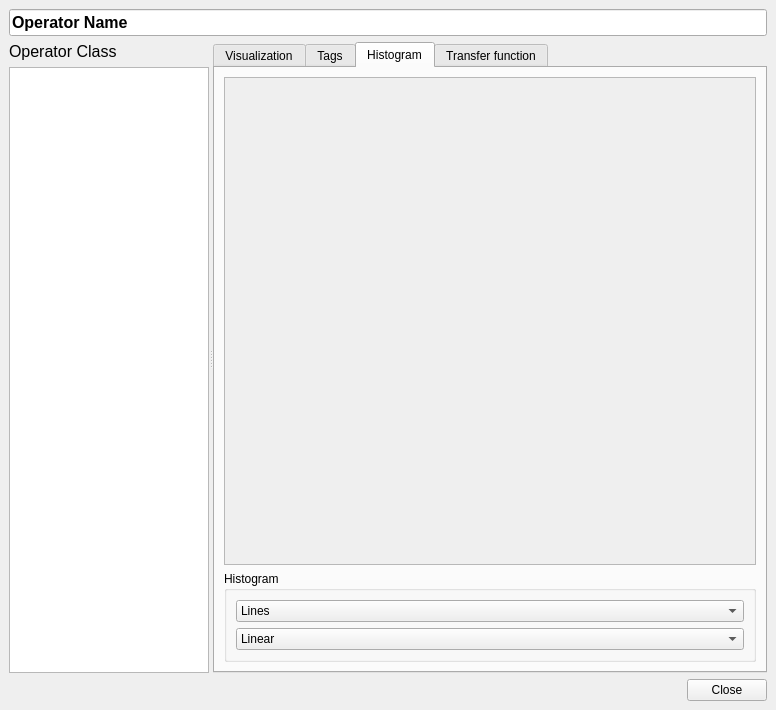
Old version of the form ui/visualization.ui in the repository ploki/darkflow.
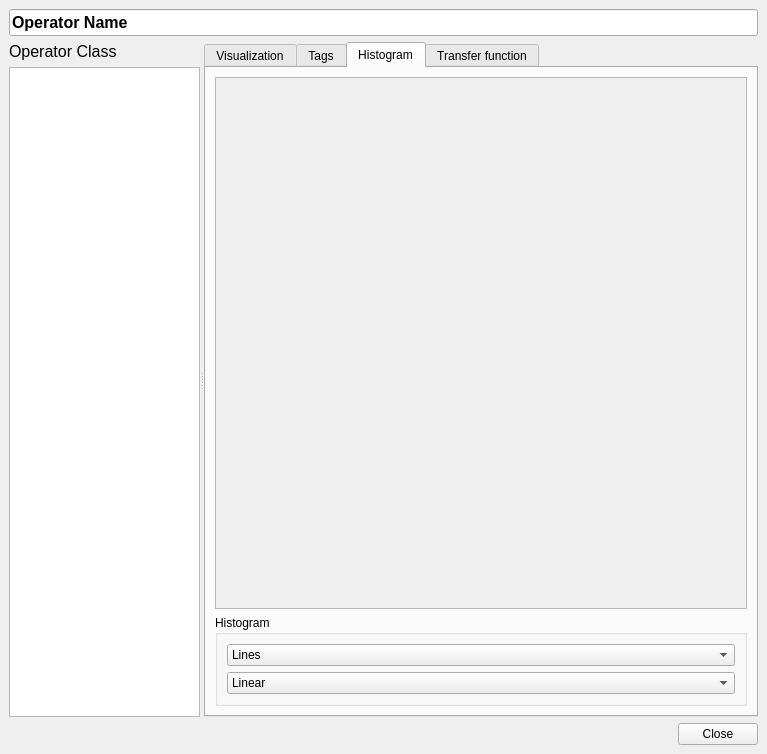
New version of the form. The open tabs and pages were chosen to show the change.

```diff
--- a/ui/visualization.ui
+++ b/ui/visualization.ui
@@ -6,8 +6,8 @@
    <rect>
     <x>0</x>
     <y>0</y>
-    <width>776</width>
-    <height>710</height>
+    <width>767</width>
+    <height>754</height>
    </rect>
   </property>
   <property name="windowTitle">
@@ -465,6 +465,18 @@
            <layout class="QVBoxLayout" name="verticalLayout_6">
             <item>
              <widget class="QScrollArea" name="scrollArea_2">
+              <property name="minimumSize">
+               <size>
+                <width>512</width>
+                <height>512</height>
+               </size>
+              </property>
+              <property name="verticalScrollBarPolicy">
+               <enum>Qt::ScrollBarAlwaysOff</enum>
+              </property>
+              <property name="horizontalScrollBarPolicy">
+               <enum>Qt::ScrollBarAlwaysOff</enum>
+              </property>
               <property name="widgetResizable">
                <bool>true</bool>
               </property>
@@ -473,14 +485,44 @@
                 <rect>
                  <x>0</x>
                  <y>0</y>
-                 <width>572</width>
-                 <height>468</height>
+                 <width>568</width>
+                 <height>512</height>
                 </rect>
                </property>
                <layout class="QVBoxLayout" name="verticalLayout_9">
+                <property name="spacing">
+                 <number>0</number>
+                </property>
+                <property name="leftMargin">
+                 <number>0</number>
+                </property>
+                <property name="topMargin">
+                 <number>0</number>
+                </property>
+                <property name="rightMargin">
+                 <number>0</number>
+                </property>
+                <property name="bottomMargin">
+                 <number>0</number>
+                </property>
                 <item>
                  <widget class="QWidget" name="content_histogram" native="true">
                   <layout class="QVBoxLayout" name="verticalLayout_12">
+                   <property name="spacing">
+                    <number>0</number>
+                   </property>
+                   <property name="leftMargin">
+                    <number>0</number>
+                   </property>
+                   <property name="topMargin">
+                    <number>0</number>
+                   </property>
+                   <property name="rightMargin">
+                    <number>0</number>
+                   </property>
+                   <property name="bottomMargin">
+                    <number>0</number>
+                   </property>
                    <item>
                     <widget class="QLabel" name="widget_histogram">
                      <property name="text">
```
Left out of the diff: 35 changed lines with no effect on the pictures.
